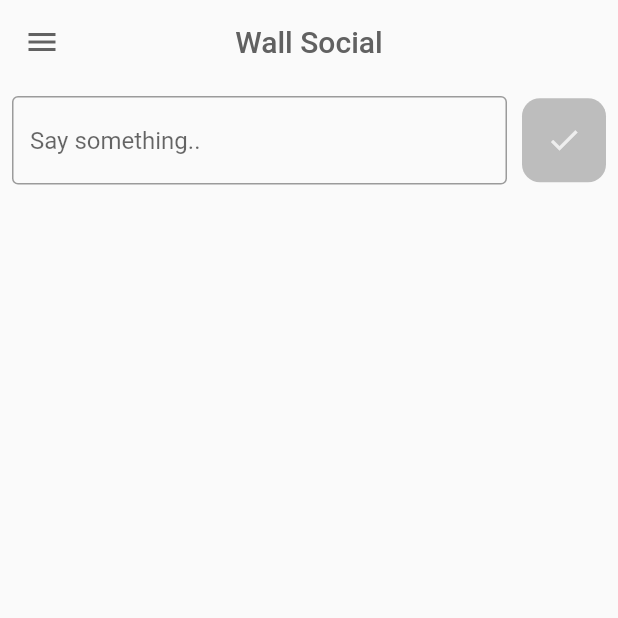
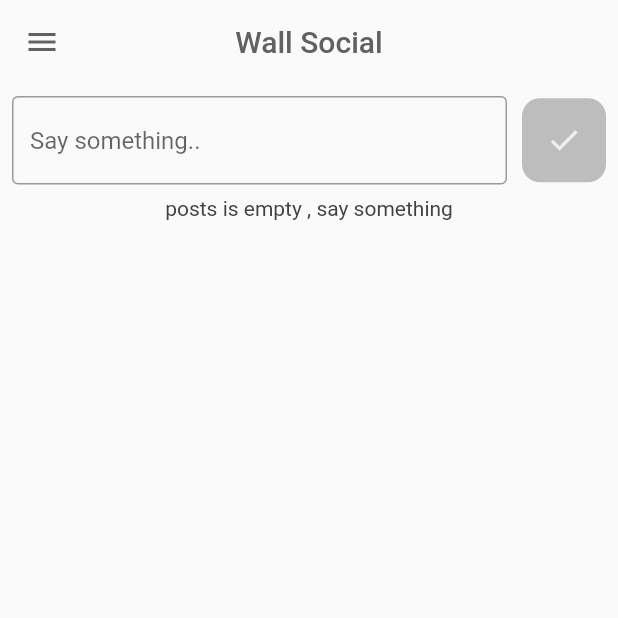
Before and after one commit to Emad-Pro/Mini-Wall-Social-App, a Flutter app: the screen it shows once a user with an empty profile is signed in, in the side drawer, after a tap on the "done" icon, on a phone screen of 412 x 824 dp, the top half of it. Run offline on Flutter 3.47's test engine with Material 3 defaults, Android fonts, the phone set to English and light mode, and no system bars; our stand-ins replace bloc, cloud_firestore, equatable, firebase_auth, firebase_core, flutter_bloc and 2 more; missing offline and left inert: auto_direction; accounts and stored records are empty.

Commit message:
fix some problem

```diff
--- a/lib/core/enum/enum.dart
+++ b/lib/core/enum/enum.dart
@@ -1 +1,3 @@
 enum RequestState { normal, loading, success, erorr }
+
+enum RequestHomeState { loading, success, erorr }
--- a/lib/feature/home/data/model/postsModel.dart
+++ b/lib/feature/home/data/model/postsModel.dart
@@ -1,36 +1,13 @@
-class PostsModel {
-  List<Posts>? posts;
-
-  PostsModel({this.posts});
-
-  PostsModel.fromJson(Map<String, dynamic> json) {
-    if (json['posts'] != null) {
-      posts = <Posts>[];
-      json['posts'].forEach((v) {
-        posts!.add(Posts.fromJson(v));
-      });
-    }
-  }
-
-  Map<String, dynamic> toJson() {
-    final Map<String, dynamic> data = <String, dynamic>{};
-    if (posts != null) {
-      data['posts'] = posts!.map((v) => v.toJson()).toList();
-    }
-    return data;
-  }
-}
+import 'package:cloud_firestore/cloud_firestore.dart';
 
 class Posts {
-  String? userName;
   String? postsMessage;
   String? email;
-  String? timeStmp;
+  Timestamp? timeStmp;
 
-  Posts({this.userName, this.postsMessage, this.email, this.timeStmp});
+  Posts({this.postsMessage, this.email, this.timeStmp});
 
   Posts.fromJson(Map<String, dynamic> json) {
-    userName = json['userName'];
     postsMessage = json['postMessage'];
     email = json['userEmail'];
     timeStmp = json['timeStamp'];
@@ -38,10 +15,18 @@ class Posts {
 
   Map<String, dynamic> toJson() {
     final Map<String, dynamic> data = <String, dynamic>{};
-    data['userName'] = userName;
+
     data['postMessage'] = postsMessage;
     data['userEmail'] = email;
     data['timeStamp'] = timeStmp;
     return data;
   }
+
+  factory Posts.fromSnapshot(DocumentSnapshot snapshot) {
+    final data = snapshot.data() as Map<String, dynamic>;
+    return Posts(
+        postsMessage: data['postMessage'],
+        email: data['userEmail'],
+        timeStmp: data['timeStamp']);
+  }
 }
--- a/lib/feature/home/presentation/view/homeScreen.dart
+++ b/lib/feature/home/presentation/view/homeScreen.dart
@@ -8,7 +8,8 @@ import 'package:mini_social_app/feature/home/presentation/view/widget/homeScreen
 import 'package:mini_social_app/feature/home/presentation/view/widget/homeScreenBodyWidget.dart';
 import 'package:mini_social_app/feature/home/presentation/view/widget/homeScreenDrawerWidget.dart';
 
-import 'package:mini_social_app/feature/home/presentation/viewModel/bloc/home_bloc.dart';
+import 'package:mini_social_app/feature/home/presentation/viewModel/cubit/home_cubit.dart';
+import 'package:mini_social_app/feature/home/presentation/viewModel/cubit/home_state.dart';
 import 'package:motion_toast/motion_toast.dart';
 
 class HomeScreen extends StatelessWidget {
@@ -16,7 +17,9 @@ class HomeScreen extends StatelessWidget {
 
   @override
   Widget build(BuildContext context) {
-    return BlocConsumer<HomeBloc, HomeState>(
+    return BlocProvider(
+      create: (context) => HomeCubit()..listenToGetPosts(),
+      child: BlocConsumer<HomeCubit, HomeState>(
         listener: (context, state) {
           if (state.signOutState == RequestState.success) {
             MotionToast.success(
@@ -41,6 +44,7 @@ class HomeScreen extends StatelessWidget {
             ),
           );
         },
+      ),
     );
   }
 }
--- a/lib/feature/home/presentation/view/widget/homeScreenAppBarWidget.dart
+++ b/lib/feature/home/presentation/view/widget/homeScreenAppBarWidget.dart
@@ -1,7 +1,8 @@
 import 'package:flutter/material.dart';
 import 'package:flutter_bloc/flutter_bloc.dart';
 import 'package:mini_social_app/core/enum/enum.dart';
-import 'package:mini_social_app/feature/home/presentation/viewModel/bloc/home_bloc.dart';
+
+import 'package:mini_social_app/feature/home/presentation/viewModel/cubit/home_state.dart';
 
 AppBar homeScreenAppBarWidget(HomeState state, BuildContext context) {
   return AppBar(
--- a/lib/feature/home/presentation/view/widget/homeScreenBodyWidget.dart
+++ b/lib/feature/home/presentation/view/widget/homeScreenBodyWidget.dart
@@ -1,7 +1,7 @@
 import 'package:flutter/material.dart';
 import 'package:mini_social_app/feature/home/presentation/view/widget/homeScreenTextFormFiledAddPost.dart';
 import 'package:mini_social_app/feature/home/presentation/view/widget/homeStreamBuilderViewBodyScreen.dart';
-import 'package:mini_social_app/feature/home/presentation/viewModel/bloc/home_bloc.dart';
+import 'package:mini_social_app/feature/home/presentation/viewModel/cubit/home_state.dart';
 
 class HomeScreenBodyWidget extends StatelessWidget {
   HomeScreenBodyWidget({super.key, required this.homeState});
--- a/lib/feature/home/presentation/view/widget/homeScreenTextFormFiledAddPost.dart
+++ b/lib/feature/home/presentation/view/widget/homeScreenTextFormFiledAddPost.dart
@@ -1,7 +1,7 @@
 import 'package:flutter/material.dart';
 import 'package:flutter_bloc/flutter_bloc.dart';
 import 'package:mini_social_app/core/widgets/customTextFormWidget.dart';
-import 'package:mini_social_app/feature/home/presentation/viewModel/bloc/home_bloc.dart';
+import 'package:mini_social_app/feature/home/presentation/viewModel/cubit/home_cubit.dart';
 
 class HomeScreenTextFormFiledAddPost extends StatelessWidget {
   const HomeScreenTextFormFiledAddPost({
@@ -30,8 +30,8 @@ class HomeScreenTextFormFiledAddPost extends StatelessWidget {
           GestureDetector(
             onTap: () {
               if (textEditingController.text.isNotEmpty) {
-                BlocProvider.of<HomeBloc>(context)
-                    .add(AddPostHomeEvent(message: textEditingController.text));
+                BlocProvider.of<HomeCubit>(context)
+                    .addPostsHomeMethod(textEditingController.text);
                 textEditingController.clear();
               }
             },
--- a/lib/feature/home/presentation/view/widget/homeStreamBuilderViewBodyScreen.dart
+++ b/lib/feature/home/presentation/view/widget/homeStreamBuilderViewBodyScreen.dart
@@ -1,7 +1,10 @@
 import 'package:flutter/material.dart';
 import 'package:flutter_bloc/flutter_bloc.dart';
+import 'package:mini_social_app/core/enum/enum.dart';
 import 'package:mini_social_app/core/widgets/customListTile.dart';
-import 'package:mini_social_app/feature/home/presentation/viewModel/bloc/home_bloc.dart';
+import 'package:mini_social_app/feature/home/presentation/view/method/convertTimeStampMethod.dart';
+import 'package:mini_social_app/feature/home/presentation/viewModel/cubit/home_state.dart';
+import 'package:mini_social_app/feature/home/presentation/viewModel/cubit/home_cubit.dart';
 
 class HomeStreamBuilderViewBodyScreen extends StatelessWidget {
   const HomeStreamBuilderViewBodyScreen({
@@ -10,17 +13,25 @@ class HomeStreamBuilderViewBodyScreen extends StatelessWidget {
 
   @override
   Widget build(BuildContext context) {
-    return StreamBuilder(
-      stream: BlocProvider.of<HomeBloc>(context).getPostsHomeMethod(),
-      builder: (context, snapshot) {
-        if (snapshot.connectionState == ConnectionState.waiting) {
+    return BlocConsumer<HomeCubit, HomeState>(
+        builder: (context, state) {
+          switch (state.postsRequestState) {
+            case RequestHomeState.loading:
               return const Center(child: CircularProgressIndicator());
-        } else if (snapshot.data == null) {
-          return const Center(child: Text("No Posts.. Post something!"));
+            case RequestHomeState.success:
+              if (state.postsModel!.isEmpty) {
+                return const Column(
+                  crossAxisAlignment: CrossAxisAlignment.center,
+                  children: [
+                    Center(
+                      child: Text("posts is empty , say something"),
+                    )
+                  ],
+                );
               } else {
                 return Expanded(
                   child: ListView.builder(
-                itemCount: snapshot.data!.docs.length,
+                      itemCount: state.postsModel!.length,
                       itemBuilder: (context, index) {
                         return Padding(
                           padding: const EdgeInsets.only(
@@ -30,15 +41,20 @@ class HomeStreamBuilderViewBodyScreen extends StatelessWidget {
                                 color: Theme.of(context).colorScheme.primary,
                                 borderRadius: BorderRadius.circular(12)),
                             child: CustomListTile(
-                        title: snapshot.data!.docs[index]["postMessage"],
-                        subtitle: snapshot.data!.docs[index]["userEmail"],
+                              title: state.postsModel![index].postsMessage!,
+                              date: convertTimeStampMethod(
+                                  state.postsModel![index].timeStmp!),
+                              subtitle: state.postsModel![index].email!,
                             ),
                           ),
                         );
                       }),
                 );
               }
+            case RequestHomeState.erorr:
+              return const Text("some Error");
+          }
         },
-    );
+        listener: (context, state) {});
   }
 }
--- a/lib/feature/home/presentation/viewModel/bloc/home_event.dart
+++ /dev/null
@@ -1,18 +0,0 @@
-part of 'home_bloc.dart';
-
-class HomeEvent extends Equatable {
-  const HomeEvent();
-
-  @override
-  List<Object> get props => [];
-}
-
-class SignUpHomeEvent extends HomeEvent {}
-
-class AddPostHomeEvent extends HomeEvent {
-  final String message;
-
-  const AddPostHomeEvent({required this.message});
-}
-
-class GetPostsHomeEvent extends HomeEvent {}
--- a/lib/feature/home/presentation/viewModel/bloc/home_state.dart
+++ /dev/null
@@ -1,25 +0,0 @@
-part of 'home_bloc.dart';
-
-class HomeState extends Equatable {
-  const HomeState(
-      {this.postsModel,
-      this.requestState = RequestState.normal,
-      this.signOutState = RequestState.normal});
-  final RequestState signOutState;
-  final PostsModel? postsModel;
-  final RequestState requestState;
-
-  HomeState copyWith({
-    RequestState? signOutState,
-    PostsModel? postsModel,
-    RequestState? requestState,
-  }) {
-    return HomeState(
-        signOutState: signOutState ?? this.signOutState,
-        postsModel: postsModel ?? this.postsModel,
-        requestState: requestState ?? this.requestState);
-  }
-
-  @override
-  List<Object?> get props => [signOutState, postsModel, requestState];
-}
--- a/lib/feature/home/presentation/viewModel/bloc/home_bloc.dart
+++ b/lib/feature/home/presentation/viewModel/cubit/home_cubit.dart
@@ -4,22 +4,15 @@ import 'package:bloc/bloc.dart';
 import 'package:cloud_firestore/cloud_firestore.dart';
 import 'package:equatable/equatable.dart';
 import 'package:firebase_auth/firebase_auth.dart';
-import 'package:firebase_core/firebase_core.dart';
+import 'package:flutter/foundation.dart';
 import 'package:mini_social_app/core/enum/enum.dart';
 import 'package:mini_social_app/feature/home/data/model/postsModel.dart';
+import 'package:mini_social_app/feature/home/presentation/viewModel/cubit/home_state.dart';
 
-part 'home_event.dart';
-part 'home_state.dart';
-
-class HomeBloc extends Bloc<HomeEvent, HomeState> {
-  HomeBloc() : super(HomeState()) {
-    on<SignUpHomeEvent>(_signOutAccount);
-
-    on<AddPostHomeEvent>(_addPostsHomeMethod);
-  }
-
-  FutureOr<void> _signOutAccount(
-      SignUpHomeEvent event, Emitter<HomeState> emit) async {
+class HomeCubit extends Cubit<HomeState> {
+  HomeCubit() : super(const HomeState());
+  StreamSubscription? streamSubscription;
+  FutureOr<void> signOutAccount() async {
     emit(state.copyWith(signOutState: RequestState.loading));
     try {
       await FirebaseAuth.instance.signOut();
@@ -31,27 +24,41 @@ class HomeBloc extends Bloc<HomeEvent, HomeState> {
     }
   }
 
-  Stream<QuerySnapshot> getPostsHomeMethod() {
-    final postsStream = FirebaseFirestore.instance
+  void listenToGetPosts() async {
+    emit(state.copyWith(postsRequestState: RequestHomeState.loading));
+    final usersStream = FirebaseFirestore.instance
         .collection("posts")
         .orderBy("timeStamp", descending: true)
         .snapshots();
-
-    return postsStream;
+    usersStream.listen((snapshot) async {
+      try {
+        final users =
+            snapshot.docs.map((doc) => Posts.fromSnapshot(doc)).toList();
+        emit(state.copyWith(
+            postsRequestState: RequestHomeState.success, postsModel: users));
+      } catch (error) {
+        emit(state.copyWith(postsRequestState: RequestHomeState.erorr));
+      }
+    });
   }
 
-  FutureOr<void> _addPostsHomeMethod(
-      AddPostHomeEvent event, Emitter<HomeState> emit) async {
+  FutureOr<void> addPostsHomeMethod(String message) async {
     final User? firebaseAuth = FirebaseAuth.instance.currentUser;
     await FirebaseFirestore.instance
         .collection("posts")
         .add({
           "userName": firebaseAuth!.displayName,
           "userEmail": firebaseAuth.email,
-          "postMessage": event.message,
+          "postMessage": message,
           "timeStamp": Timestamp.now()
         })
         .then((value) {})
         .catchError((onError) {});
   }
+
+  @override
+  Future<void> close() {
+    streamSubscription?.cancel();
+    return super.close();
+  }
 }
--- /dev/null
+++ b/lib/feature/home/presentation/viewModel/cubit/home_state.dart
@@ -0,0 +1,31 @@
+import 'package:equatable/equatable.dart';
+import 'package:mini_social_app/core/enum/enum.dart';
+import 'package:mini_social_app/feature/home/data/model/postsModel.dart';
+
+class HomeState extends Equatable {
+  const HomeState(
+      {this.postsModel,
+      this.requestState = RequestState.normal,
+      this.signOutState = RequestState.normal,
+      this.postsRequestState = RequestHomeState.loading});
+  final RequestState signOutState;
+  final List<Posts>? postsModel;
+  final RequestState requestState;
+  final RequestHomeState postsRequestState;
+
+  HomeState copyWith(
+      {RequestState? signOutState,
+      List<Posts>? postsModel,
+      RequestState? requestState,
+      RequestHomeState? postsRequestState}) {
+    return HomeState(
+        signOutState: signOutState ?? this.signOutState,
+        postsModel: postsModel ?? this.postsModel,
+        requestState: requestState ?? this.requestState,
+        postsRequestState: postsRequestState ?? this.postsRequestState);
+  }
+
+  @override
+  List<Object?> get props =>
+      [signOutState, postsModel, requestState, postsRequestState];
+}
--- a/lib/main.dart
+++ b/lib/main.dart
@@ -10,8 +10,6 @@ import 'package:mini_social_app/feature/auth/signIn/presentation/viewModel/bloc/
 import 'package:mini_social_app/feature/auth/signUp/presentation/view/signUpScreen.dart';
 import 'package:mini_social_app/feature/auth/signUp/presentation/viewModel/bloc/sign_up_bloc.dart';
 import 'package:mini_social_app/feature/home/presentation/view/homeScreen.dart';
-import 'package:mini_social_app/feature/home/presentation/viewModel/bloc/home_bloc.dart';
-
 import 'package:mini_social_app/feature/mainViewBody.dart';
 import 'package:mini_social_app/core/firebase_options.dart';
 import 'package:mini_social_app/feature/profile/presentation/view/profileScreen.dart';
@@ -37,7 +35,6 @@ class MyApp extends StatelessWidget {
       providers: [
         BlocProvider(create: (context) => SignUpBloc()),
         BlocProvider(create: (context) => SignInBloc()),
-        BlocProvider(create: (context) => HomeBloc()),
         BlocProvider(create: (context) => SettingCubit()),
       ],
       child: Builder(builder: (context) {
--- a/pubspec.yaml
+++ b/pubspec.yaml
@@ -44,6 +44,7 @@ dependencies:
   cloud_firestore: ^4.15.6
   shared_preferences: ^2.2.2
   auto_direction: ^0.0.7
+  intl: ^0.18.1
 
 dev_dependencies:
   flutter_test:
```
Also changed, not shown: lib/core/widgets/customListTile.dart (+29 -6 lines), lib/feature/home/presentation/view/method/convertTimeStampMethod.dart (added, +10 -0 lines), lib/feature/home/presentation/view/widget/homeScreenDrawerWidget.dart (+4 -3 lines), pubspec.lock. Lines whose indentation alone changed are shown as unchanged.
